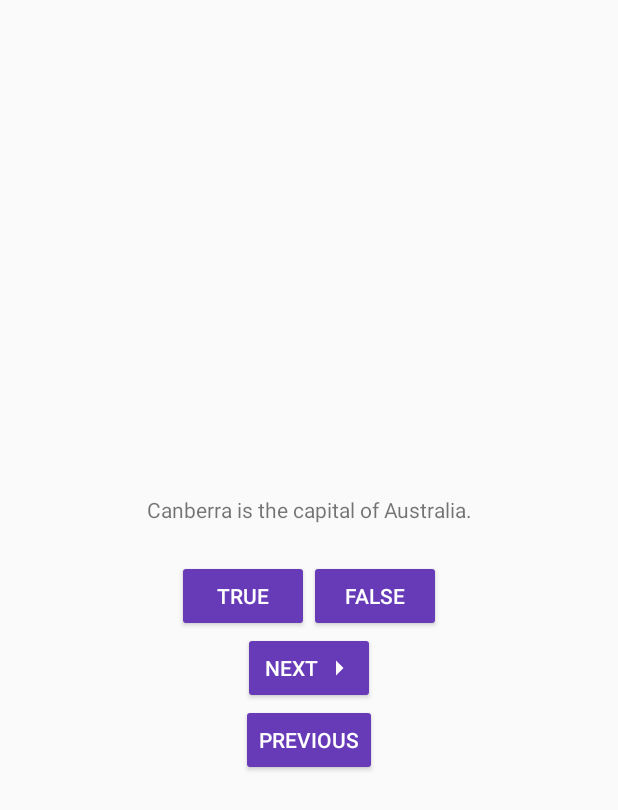
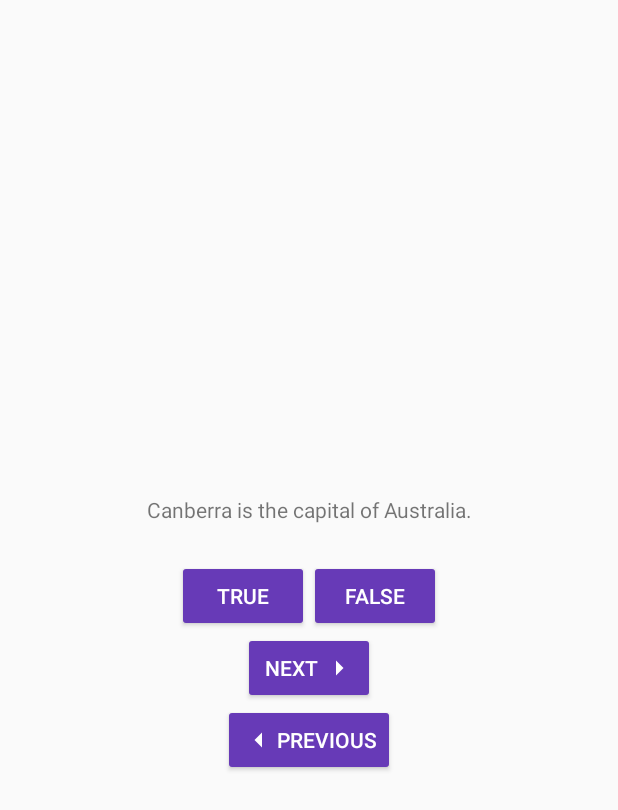
Before and after one commit to Miranda1713/GeoQuiz_HW_5_Ex_1b, an Android app: the layout activity_main.xml on its own in the app's theme, with its tools: preview values and no code run, on a phone screen of 412 x 824 dp. Shown: the top 810 px of the screen. Run offline under Robolectric (Android 15) with nearby library versions, the phone set to English and light mode, and no system bars.

Commit message:
previous button working commit

```diff
--- a/app/src/main/java/com/flagg/msu/geoquiz/MainActivity.kt
+++ b/app/src/main/java/com/flagg/msu/geoquiz/MainActivity.kt
@@ -41,6 +41,11 @@ class MainActivity : AppCompatActivity() {
             updateQuestion()
         }
 
+        binding.previousButton.setOnClickListener {
+            currentIndex = (currentIndex - 1) % questionBank.size
+            updateQuestion()
+        }
+
         binding.questionTextView.setOnClickListener {
             currentIndex = (currentIndex + 1) % questionBank.size
             updateQuestion()
--- /dev/null
+++ b/app/src/main/res/drawable/arrow_left.xml
@@ -0,0 +1,5 @@
+<vector android:autoMirrored="true" android:height="24dp"
+    android:tint="#000000" android:viewportHeight="24"
+    android:viewportWidth="24" android:width="24dp" xmlns:android="http://schemas.android.com/apk/res/android">
+    <path android:fillColor="@android:color/white" android:pathData="M14,7l-5,5 5,5V7z"/>
+</vector>
--- a/app/src/main/res/layout/activity_main.xml
+++ b/app/src/main/res/layout/activity_main.xml
@@ -56,6 +56,10 @@
         android:layout_height="wrap_content"
         android:backgroundTint="@color/purple"
         android:text="@string/previous_button"
-        android:textColor="@color/white" />
+        android:textColor="@color/white"
+        android:drawableStart="@drawable/arrow_left"
+        android:drawableTint="@color/white"
+        app:icon="@drawable/arrow_left"
+        app:iconGravity="start" />
 
 </LinearLayout>
```
